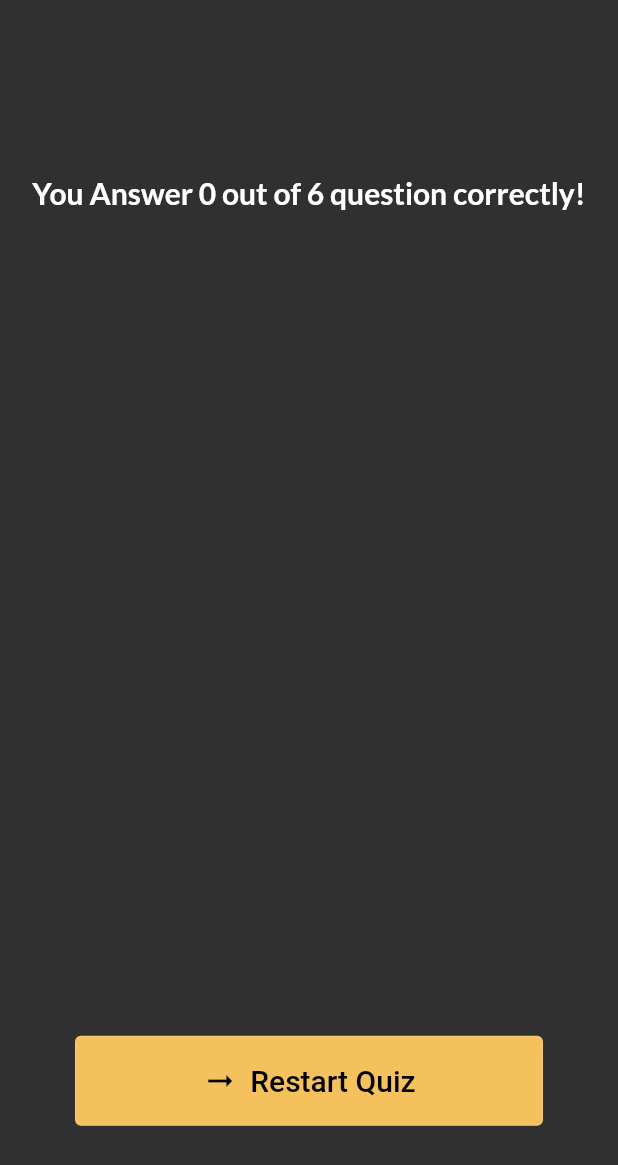
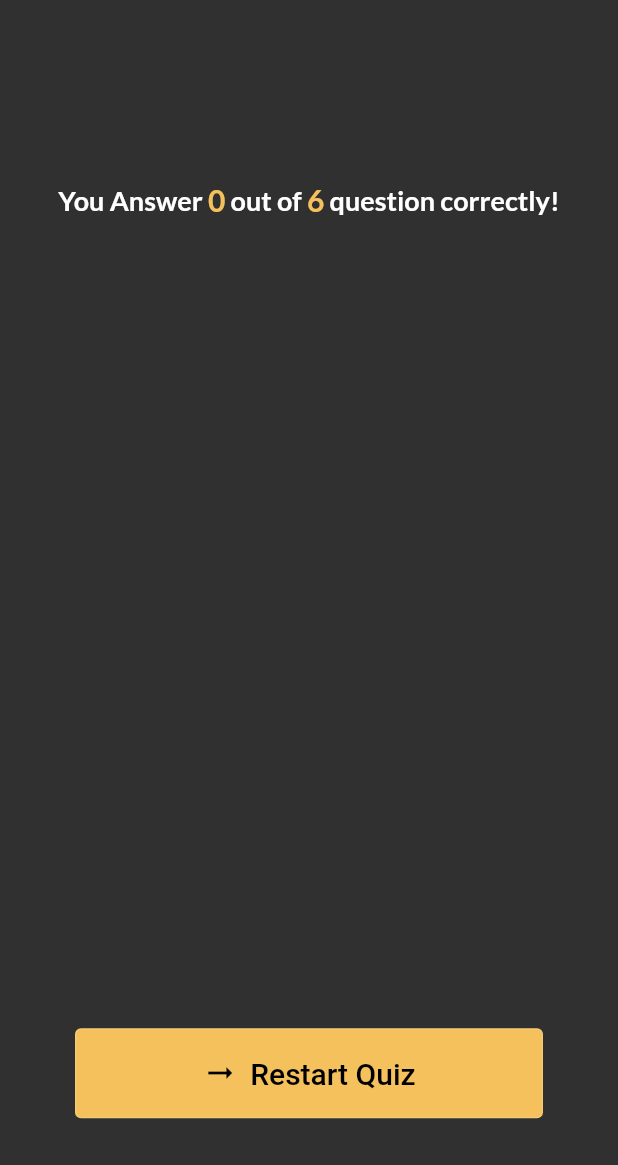
Before and after one commit to fantasy-art/quiz_app, a Flutter app: the ResultScreen widget shown alone on an empty page, opened directly with empty values, on a phone screen of 412 x 824 dp. Shown: the top 1165 px of the screen. Run offline on Flutter 3.47's test engine with Material 2 defaults, Android fonts, the phone set to English and light mode, and no system bars; our stand-ins replace google_fonts.

Commit message:
Editing Result Text

```diff
--- a/lib/screen/result_screen.dart
+++ b/lib/screen/result_screen.dart
@@ -1,11 +1,12 @@
 import 'package:flutter/material.dart';
-import 'package:google_fonts/google_fonts.dart';
+
 import 'package:quiz_app/data/question.dart';
 import 'package:quiz_app/format/style.dart';
 import 'package:quiz_app/screen/question_summary.dart';
 import 'package:quiz_app/screen/quiz.dart';
 import 'package:quiz_app/widgets/my_button.dart';
 import 'package:quiz_app/widgets/my_textfiled.dart';
+import 'package:quiz_app/widgets/result_text.dart';
 
 class ResultScreen extends StatelessWidget {
   const ResultScreen({super.key, required this.choosenAnswer});
@@ -40,11 +41,9 @@ class ResultScreen extends StatelessWidget {
         children: [
           Text(txtName.text, style: title),
           const SizedBox(height: 14),
-          Text(
-            'You Answer $numCorrectQuestion out of $numTotalQuestion question correctly!',
-            style: GoogleFonts.lato(fontSize: 20, fontWeight: FontWeight.bold),
-          ),
-          const SizedBox(height: 30),
+          ResultText(
+              correctQues: numCorrectQuestion, allQues: numTotalQuestion),
+          const SizedBox(height: 20),
           SizedBox(
             height: 500,
             child: SingleChildScrollView(
--- /dev/null
+++ b/lib/widgets/result_text.dart
@@ -0,0 +1,34 @@
+import 'package:flutter/material.dart';
+import 'package:google_fonts/google_fonts.dart';
+
+import '../format/style.dart';
+
+class ResultText extends StatelessWidget {
+  const ResultText({
+    super.key,
+    required this.correctQues,
+    required this.allQues,
+  });
+  final int correctQues;
+  final int allQues;
+  @override
+  Widget build(BuildContext context) {
+    return Row(
+      mainAxisAlignment: MainAxisAlignment.center,
+      children: [
+        Text('You Answer ',
+            style: GoogleFonts.lato(fontSize: 18, fontWeight: FontWeight.bold)),
+        Text(correctQues.toString(),
+            style: GoogleFonts.lato(
+                fontSize: 20, fontWeight: FontWeight.bold, color: btnColor)),
+        Text(' out of ',
+            style: GoogleFonts.lato(fontSize: 18, fontWeight: FontWeight.bold)),
+        Text(allQues.toString(),
+            style: GoogleFonts.lato(
+                fontSize: 20, fontWeight: FontWeight.bold, color: btnColor)),
+        Text(' question correctly!',
+            style: GoogleFonts.lato(fontSize: 18, fontWeight: FontWeight.bold))
+      ],
+    );
+  }
+}
```
